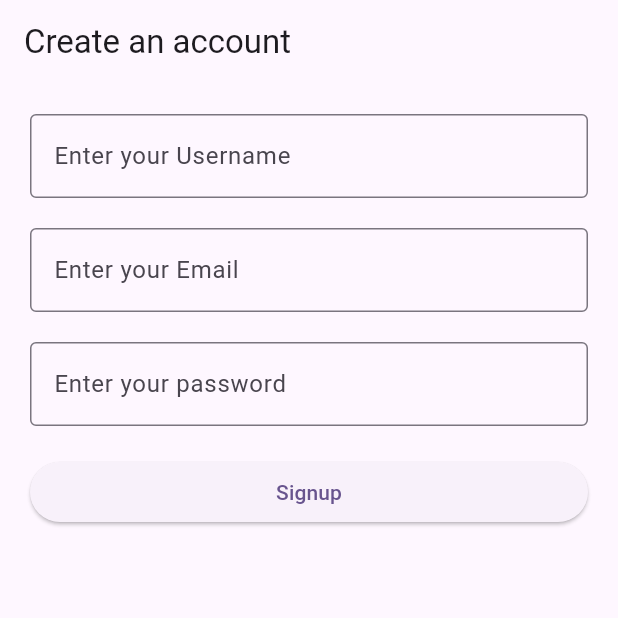
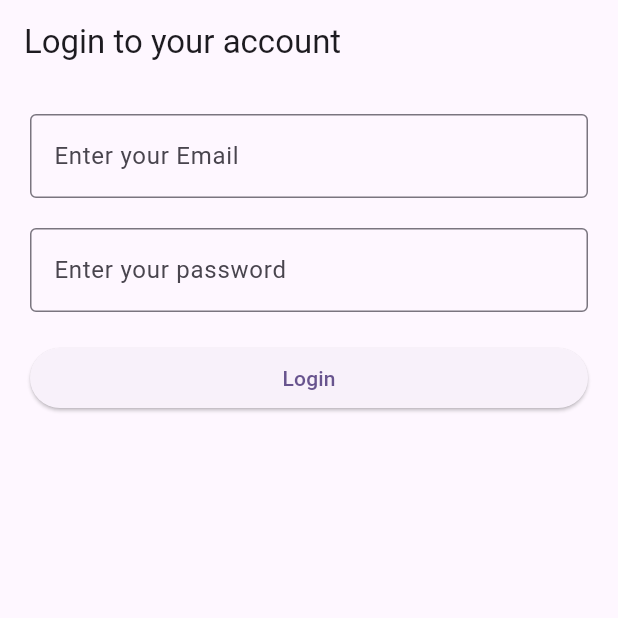
Before and after one commit to harisnaseer24/2302b1-firebase-crud, a Flutter app: the screen it shows after launch, on a phone screen of 412 x 824 dp, the top half of it. Run offline on Flutter 3.47's test engine with Material 3 defaults, Android fonts, the phone set to English and light mode, and no system bars; our stand-ins replace cloud_firestore, firebase_auth, firebase_core, shared_preferences; accounts and stored records are empty.

```diff
--- a/lib/main.dart
+++ b/lib/main.dart
@@ -4,17 +4,25 @@ import 'package:firebase_crud/auth.dart';
 import 'package:firebase_crud/firebase_options.dart';
 import 'package:firebase_crud/products.dart';
 import 'package:flutter/material.dart';
+import 'package:shared_preferences/shared_preferences.dart';
 
 void main() async {
   WidgetsFlutterBinding.ensureInitialized();
   await Firebase.initializeApp(
     options: DefaultFirebaseOptions.currentPlatform,
   );
-  runApp(MyApp());
+final SharedPreferences prefs = await SharedPreferences.getInstance();
+bool isLoggedIn = prefs.getBool("isLoggedIn") ?? false;
+print(isLoggedIn);
+
+
+  runApp(MyApp(isLoggedIn:isLoggedIn));
 }
 
 class MyApp extends StatelessWidget {
-  const MyApp({super.key});
+  final bool isLoggedIn;
+
+  const MyApp({super.key,required this.isLoggedIn});
 
   // This widget is the root of your application.
   @override
@@ -27,11 +35,12 @@ class MyApp extends StatelessWidget {
         colorScheme: ColorScheme.fromSeed(seedColor: Colors.deepPurple),
         useMaterial3: true,
       ),
-      home: Signup(),
+      home: isLoggedIn ? MyProductsPage() : Login(),
       routes: {
+        '/signup':(context)=>Signup(),
         '/login':(context)=>Login(),
-        '/products':(context)=>MyProductsPage(),
-        '/add':(context)=>AddProductPage(),
+        '/products':(context)=>isLoggedIn ? MyProductsPage() : Login(),
+        '/add':(context)=>isLoggedIn ? AddProductPage() : Login(),
       },
     );
   }
--- a/pubspec.yaml
+++ b/pubspec.yaml
@@ -37,6 +37,7 @@ dependencies:
   firebase_core: ^3.10.1
   cloud_firestore: ^5.6.2
   firebase_auth: ^5.4.2
+  shared_preferences: ^2.5.2
 
 dev_dependencies:
   flutter_test:
```
Also changed, not shown: lib/auth.dart (+10 -1 lines), lib/products.dart (+6 -1 lines), pubspec.lock, 1 other file.
